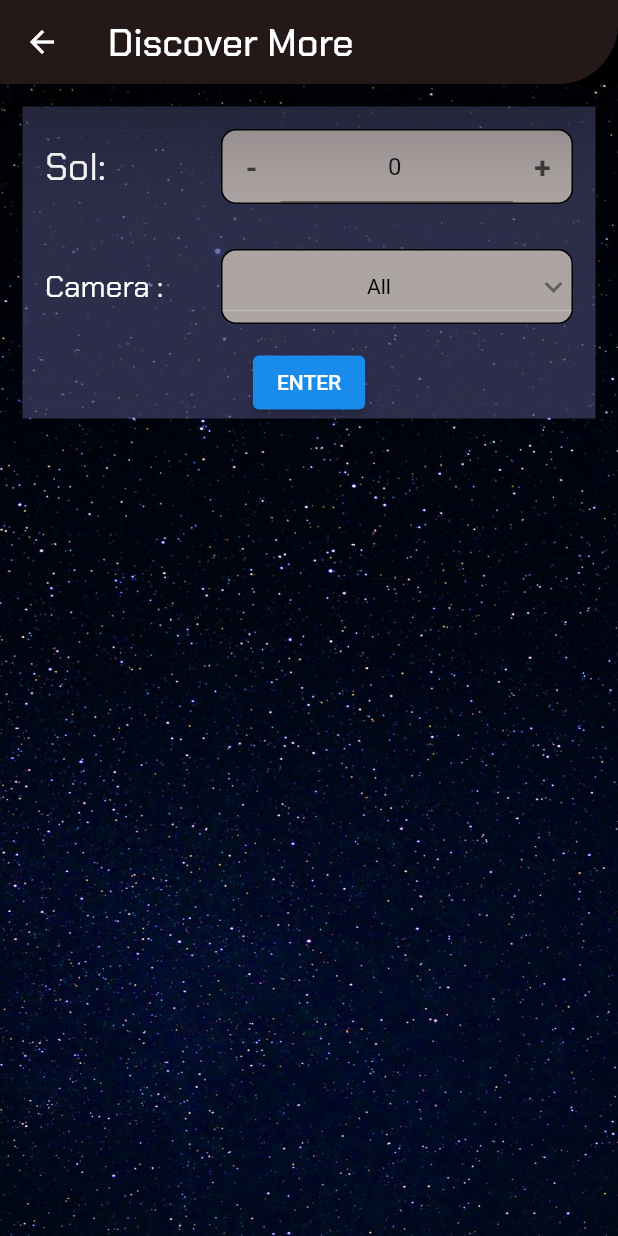
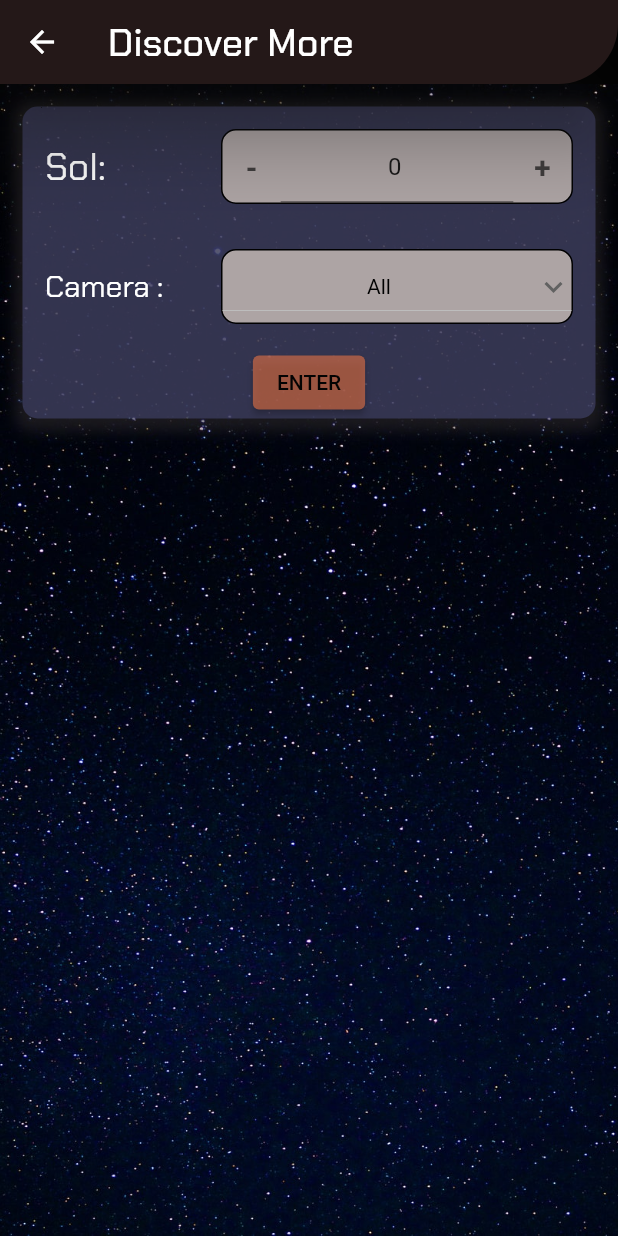
Before and after one commit to junchan-deriv/flutter-nasa, a Flutter app: the TextFieldExample screen opened directly with empty values, on a phone screen of 412 x 824 dp. Run offline on Flutter 3.47's test engine with Material 2 defaults, Android fonts, the light colour scheme and no system bars; our stand-ins replace drop_shadow_image, flutter_bloc, flutter_svg, lottie, page_transition.

Commit message:
added UI

```diff
--- a/lib/pages/rover_page.dart
+++ b/lib/pages/rover_page.dart
@@ -62,14 +62,6 @@ class RoverPage extends StatelessWidget {
                     }));
                   },
                   child: Container(
-                    decoration: BoxDecoration(boxShadow: [
-                      BoxShadow(
-                          offset: Offset(0, 100),
-                          spreadRadius: 0.11,
-                          blurRadius: 3000,
-                          blurStyle: BlurStyle.inner,
-                          color: Colors.grey)
-                    ]),
                     child: Padding(
                         padding: EdgeInsets.all(20.0),
                         child: ClipRRect(
@@ -94,82 +86,5 @@ class RoverPage extends StatelessWidget {
         ),
       ),
     );
-    // appBar: AppBar(
-    //   elevation: 15,
-    //   backgroundColor: Colors.black,
-    //   flexibleSpace: ClipRRect(
-    //     borderRadius: BorderRadius.only(
-    //         //200 ,200
-    //         bottomRight: Radius.circular(200)),
-    //     child: Container(
-    //       decoration: BoxDecoration(
-    //         image: DecorationImage(
-    //             image: AssetImage("images/mars-nasa.jpg"),
-    //             fit: BoxFit.fill),
-    //       ),
-    //     ),
-    //   ),
-    //   shape: RoundedRectangleBorder(
-    //       borderRadius: BorderRadius.only(
-    //     bottomRight: Radius.circular(200), //200 ,200
-    //   )),
-    //   bottom: PreferredSize(
-    //     preferredSize: Size.fromHeight(200),
-    //     child: Column(
-    //       crossAxisAlignment: CrossAxisAlignment.start,
-    //       mainAxisAlignment: MainAxisAlignment.start,
-    //       children: [
-    //         Padding(
-    //           padding: const EdgeInsets.only(left: 46.0),
-    //           child: Row(
-    //             children: [
-    //               Text(
-    //                 "The Mars",
-    //                 style: TextStyle(
-    //                     fontFamily: 'ChakraPetch',
-    //                     fontSize: 60,
-    //                     color: Colors.white),
-    //               ),
-    //             ],
-    //           ),
-    //         ),
-    //         Padding(
-    //           padding: const EdgeInsets.only(left: 48.0),
-    //           child: Text(
-    //             "Rovers",
-    //             style: TextStyle(
-    //                 fontFamily: 'ChakraPetch',
-    //                 fontSize: 50,
-    //                 color: Colors.white),
-    //           ),
-    //         ),
-    //         SizedBox(
-    //           height: 60,
-    //         )
-    //       ],
-    //     ),
-    //   ),
-    // ),
-    // body: Center(
-    //     child: ListView.builder(
-    //         itemCount: rovers.length,
-    //         itemBuilder: ((context, index) {
-    //           final String rover = rovers[index].toLowerCase();
-    //           return GestureDetector(
-    //               onTap: () {
-    //                 Navigator.of(context)
-    //                     .push(MaterialPageRoute(builder: (context) {
-    //                   return DetailsPage(rover: rover);
-    //                 }));
-    //               },
-    //               child: Container(
-    //                 child: Image.asset(
-    //                   'images/$rover.jpg',
-    //                   height: 250,
-    //                   fit: BoxFit.fill,
-    //                 ),
-    //               ));
-    //         })))
-    // );
   }
 }
--- a/lib/pages/textfield.dart
+++ b/lib/pages/textfield.dart
@@ -58,7 +58,7 @@ class _State extends State<TextFieldExample> {
         // foregroundColor: Colors.pink,
         backgroundColor: Color.fromARGB(255, 36, 24, 24),
         elevation: 22,
-        // shadowColor: Color.fromARGB(255, 5, 5, 5),
+        shadowColor: Color.fromARGB(255, 49, 49, 49),
         shape: RoundedRectangleBorder(
             borderRadius: BorderRadius.only(bottomRight: Radius.circular(40))),
       ),
@@ -98,7 +98,21 @@ class _State extends State<TextFieldExample> {
                     padding: const EdgeInsets.all(15),
                     child: Column(mainAxisSize: MainAxisSize.min, children: [
                       Container(
-                        color: Color.fromARGB(255, 62, 63, 100).withAlpha(180),
+                        decoration: BoxDecoration(
+                          color:
+                              Color.fromARGB(255, 62, 63, 100).withAlpha(180),
+                          borderRadius: BorderRadius.all(Radius.circular(10)),
+                          boxShadow: [
+                            BoxShadow(
+                              color: Color.fromARGB(255, 51, 46, 46)
+                                  .withOpacity(0.5),
+                              spreadRadius: 5,
+                              blurRadius: 7,
+                              offset:
+                                  Offset(0, 3), // changes position of shadow
+                            ),
+                          ],
+                        ),
                         child: Wrap(
                           children: <Widget>[
                             Padding(
@@ -193,9 +207,10 @@ class _State extends State<TextFieldExample> {
                                       backgroundColor:
                                           MaterialStateProperty.all(
                                               Color.fromARGB(
-                                                  255, 25, 140, 235))),
+                                                  155, 230, 115, 70))),
                                   child: const Text('ENTER',
-                                      style: TextStyle(color: Colors.white)),
+                                      style: TextStyle(
+                                          color: Color.fromARGB(255, 3, 3, 3))),
                                   onPressed: () {
                                     _loader.fetchNasaRoverPhotos(
                                         widget.rover, sol);
```
Also changed, not shown: pubspec.yaml (+0 -15 lines).
